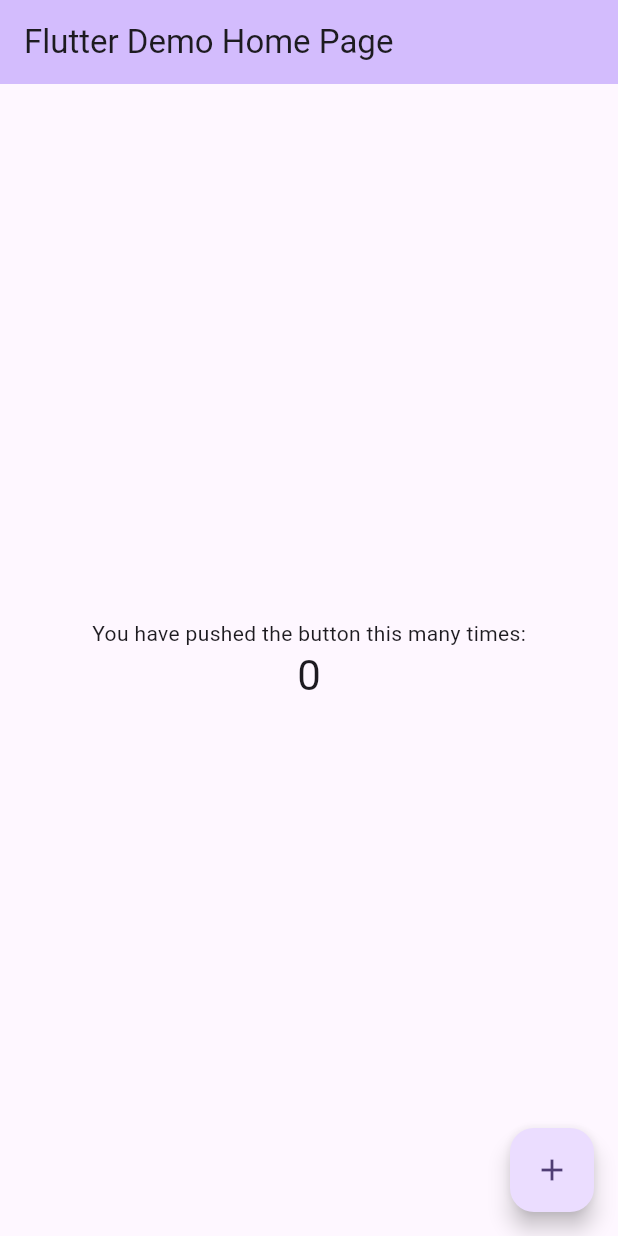
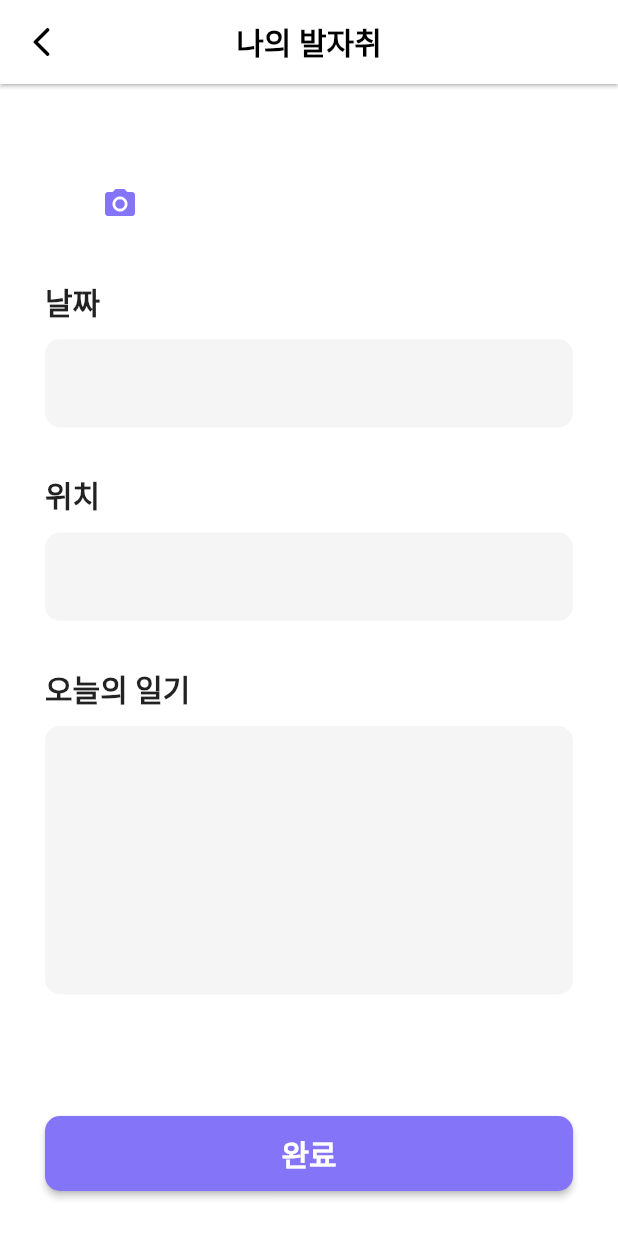
Before and after one commit to Capstone-design-ETA/ETA_Flutter, a Flutter app: the screen it shows after launch, on a phone screen of 412 x 824 dp. Run offline on Flutter 3.47's test engine with Material 2 defaults, Android fonts, the light colour scheme and no system bars.

Commit message:
feat: add writing_view.dart #4

```diff
--- a/lib/main.dart
+++ b/lib/main.dart
@@ -1,125 +1,27 @@
+import 'package:eta_frontend/view/writing_view.dart';
 import 'package:flutter/material.dart';
 
 void main() {
   runApp(const MyApp());
 }
 
-class MyApp extends StatelessWidget {
+class MyApp extends StatefulWidget {
   const MyApp({super.key});
+  State<MyApp> createState() => _MyAppState();
+}
 
+class _MyAppState extends State<MyApp> {
   // This widget is the root of your application.
   @override
   Widget build(BuildContext context) {
     return MaterialApp(
-      title: 'Flutter Demo',
-      theme: ThemeData(
-        // This is the theme of your application.
-        //
-        // TRY THIS: Try running your application with "flutter run". You'll see
-        // the application has a blue toolbar. Then, without quitting the app,
-        // try changing the seedColor in the colorScheme below to Colors.green
-        // and then invoke "hot reload" (save your changes or press the "hot
-        // reload" button in a Flutter-supported IDE, or press "r" if you used
-        // the command line to start the app).
-        //
-        // Notice that the counter didn't reset back to zero; the application
-        // state is not lost during the reload. To reset the state, use hot
-        // restart instead.
-        //
-        // This works for code too, not just values: Most code changes can be
-        // tested with just a hot reload.
-        colorScheme: ColorScheme.fromSeed(seedColor: Colors.deepPurple),
-        useMaterial3: true,
-      ),
-      home: const MyHomePage(title: 'Flutter Demo Home Page'),
+      debugShowCheckedModeBanner: false,
+      title: 'ETA',
+      initialRoute: '/writing',
+      routes: {
+        '/writing': (context) => WritingView(),
+
+      },
     );
   }
 }
-
-class MyHomePage extends StatefulWidget {
-  const MyHomePage({super.key, required this.title});
-
-  // This widget is the home page of your application. It is stateful, meaning
-  // that it has a State object (defined below) that contains fields that affect
-  // how it looks.
-
-  // This class is the configuration for the state. It holds the values (in this
-  // case the title) provided by the parent (in this case the App widget) and
-  // used by the build method of the State. Fields in a Widget subclass are
-  // always marked "final".
-
-  final String title;
-
-  @override
-  State<MyHomePage> createState() => _MyHomePageState();
-}
-
-class _MyHomePageState extends State<MyHomePage> {
-  int _counter = 0;
-
-  void _incrementCounter() {
-    setState(() {
-      // This call to setState tells the Flutter framework that something has
-      // changed in this State, which causes it to rerun the build method below
-      // so that the display can reflect the updated values. If we changed
-      // _counter without calling setState(), then the build method would not be
-      // called again, and so nothing would appear to happen.
-      _counter++;
-    });
-  }
-
-  @override
-  Widget build(BuildContext context) {
-    // This method is rerun every time setState is called, for instance as done
-    // by the _incrementCounter method above.
-    //
-    // The Flutter framework has been optimized to make rerunning build methods
-    // fast, so that you can just rebuild anything that needs updating rather
-    // than having to individually change instances of widgets.
-    return Scaffold(
-      appBar: AppBar(
-        // TRY THIS: Try changing the color here to a specific color (to
-        // Colors.amber, perhaps?) and trigger a hot reload to see the AppBar
-        // change color while the other colors stay the same.
-        backgroundColor: Theme.of(context).colorScheme.inversePrimary,
-        // Here we take the value from the MyHomePage object that was created by
-        // the App.build method, and use it to set our appbar title.
-        title: Text(widget.title),
-      ),
-      body: Center(
-        // Center is a layout widget. It takes a single child and positions it
-        // in the middle of the parent.
-        child: Column(
-          // Column is also a layout widget. It takes a list of children and
-          // arranges them vertically. By default, it sizes itself to fit its
-          // children horizontally, and tries to be as tall as its parent.
-          //
-          // Column has various properties to control how it sizes itself and
-          // how it positions its children. Here we use mainAxisAlignment to
-          // center the children vertically; the main axis here is the vertical
-          // axis because Columns are vertical (the cross axis would be
-          // horizontal).
-          //
-          // TRY THIS: Invoke "debug painting" (choose the "Toggle Debug Paint"
-          // action in the IDE, or press "p" in the console), to see the
-          // wireframe for each widget.
-          mainAxisAlignment: MainAxisAlignment.center,
-          children: <Widget>[
-            const Text(
-              'You have pushed the button this many times:',
-            ),
-            Text(
-              '$_counter',
-              style: Theme.of(context).textTheme.headlineMedium,
-            ),
-          ],
-        ),
-      ),
-      floatingActionButton: FloatingActionButton(
-        onPressed: _incrementCounter,
-        tooltip: 'Increment',
-        child: const Icon(Icons.add),
-      ), // This trailing comma makes auto-formatting nicer for build methods.
-    );
-  }
-}
--- /dev/null
+++ b/lib/view/writing_view.dart
@@ -0,0 +1,116 @@
+import 'package:flutter/material.dart';
+
+class WritingView extends StatefulWidget {
+  const WritingView({super.key});
+
+  @override
+  State<WritingView> createState() => _WritingViewState();
+}
+
+class _WritingViewState extends State<WritingView> {
+  TextEditingController titleController = TextEditingController();
+  TextEditingController contentController = TextEditingController();
+
+  @override
+  Widget build(BuildContext context) {
+    return Scaffold(
+      backgroundColor: Colors.white,
+      appBar: AppBar(
+        backgroundColor: Colors.white,
+        title: Text(
+          '나의 발자취',
+          style: TextStyle(color: Colors.black, fontWeight: FontWeight.w700),
+        ),
+        centerTitle: true,
+        elevation: 1.0,
+        leading: IconButton(
+            onPressed: () {},
+            icon: Icon(Icons.arrow_back_ios_rounded, color: Colors.black)),
+      ),
+      body: Padding(
+        padding: const EdgeInsets.all(30.0),
+        child: Column(
+          crossAxisAlignment: CrossAxisAlignment.start,
+          children: [
+            SizedBox(
+              width: 100,
+              height: 100,
+              child: Icon(Icons.camera_alt, color: Color(0xFF8474F7)),
+            ),
+            Text(
+              '날짜',
+              style: TextStyle(fontSize: 20.0, fontWeight: FontWeight.w700),
+            ),
+            SizedBox(height: 10.0),
+            TextField(
+                controller: titleController,
+                keyboardType: TextInputType.text,
+                cursorColor: Colors.black87,
+                decoration: InputDecoration(
+                    contentPadding: EdgeInsets.fromLTRB(20, 20, 20, 20),
+                    border: OutlineInputBorder(
+                      borderRadius: BorderRadius.circular(10.0),
+                      borderSide: BorderSide.none,
+                    ),
+                    filled: true)),
+            SizedBox(height: 30.0),
+            Text(
+              '위치',
+              style: TextStyle(fontSize: 20.0, fontWeight: FontWeight.w700),
+            ),
+            SizedBox(height: 10.0),
+            TextField(
+                decoration: InputDecoration(
+                    contentPadding: EdgeInsets.fromLTRB(20, 20, 20, 20),
+                    border: OutlineInputBorder(
+                      borderRadius: BorderRadius.circular(10.0),
+                      borderSide: BorderSide.none,
+                    ),
+                    filled: true)),
+            SizedBox(height: 30.0),
+            Text(
+              '오늘의 일기',
+              style: TextStyle(fontSize: 20.0, fontWeight: FontWeight.w700),
+            ),
+            SizedBox(height: 10.0),
+            TextField(
+              controller: contentController,
+              keyboardType: TextInputType.text,
+              cursorColor: Colors.black87,
+              decoration: InputDecoration(
+                  contentPadding: EdgeInsets.symmetric(vertical: 80),
+                  border: OutlineInputBorder(
+                    borderRadius: BorderRadius.circular(10.0),
+                    borderSide: BorderSide.none,
+                  ),
+                  filled: true),
+            ),
+            Expanded(
+              child: Align(
+                alignment: Alignment.bottomCenter,
+                child: ElevatedButton(
+                    onPressed: () {},
+                    child: Text(
+                      '완료',
+                      style: TextStyle(
+                          color: Colors.white,
+                          fontSize: 20.0,
+                          fontWeight: FontWeight.w700
+                      ),
+                    ),
+                    style: ElevatedButton.styleFrom(
+                        primary: Color(0xFF8474F7),
+                        shape: RoundedRectangleBorder(
+                            borderRadius: BorderRadius.circular(10.0)
+                        ),
+                        minimumSize: const Size.fromHeight(50)
+                    )
+                ),
+              ),
+            )
+          ],
+        ),)
+      ,
+    );
+  }
+}
```
